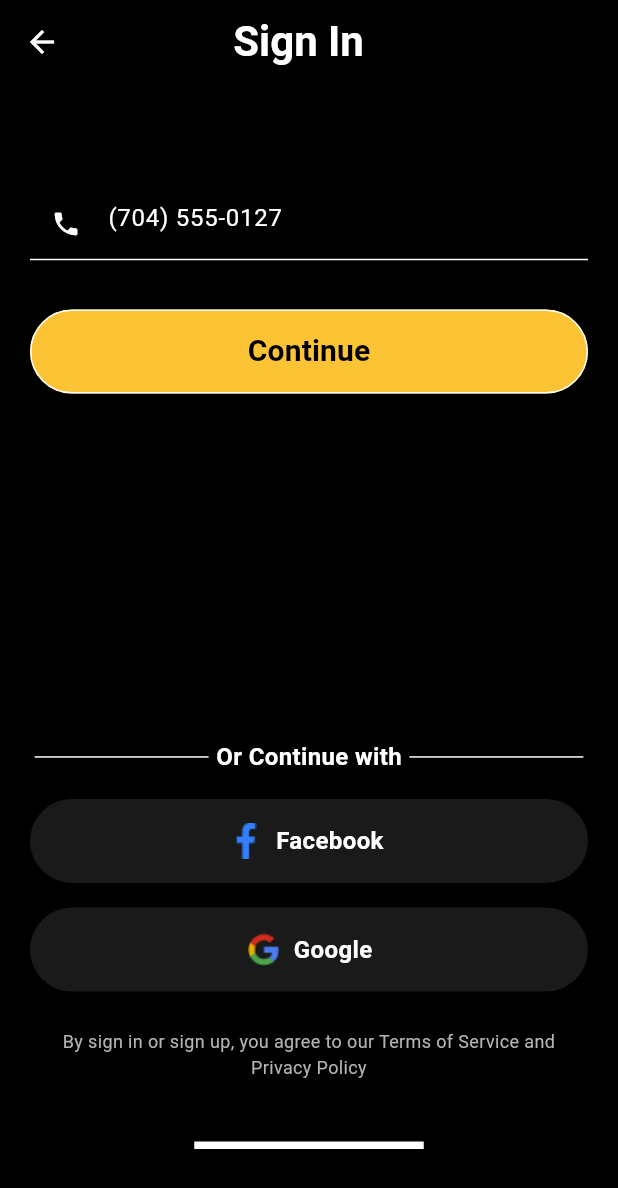
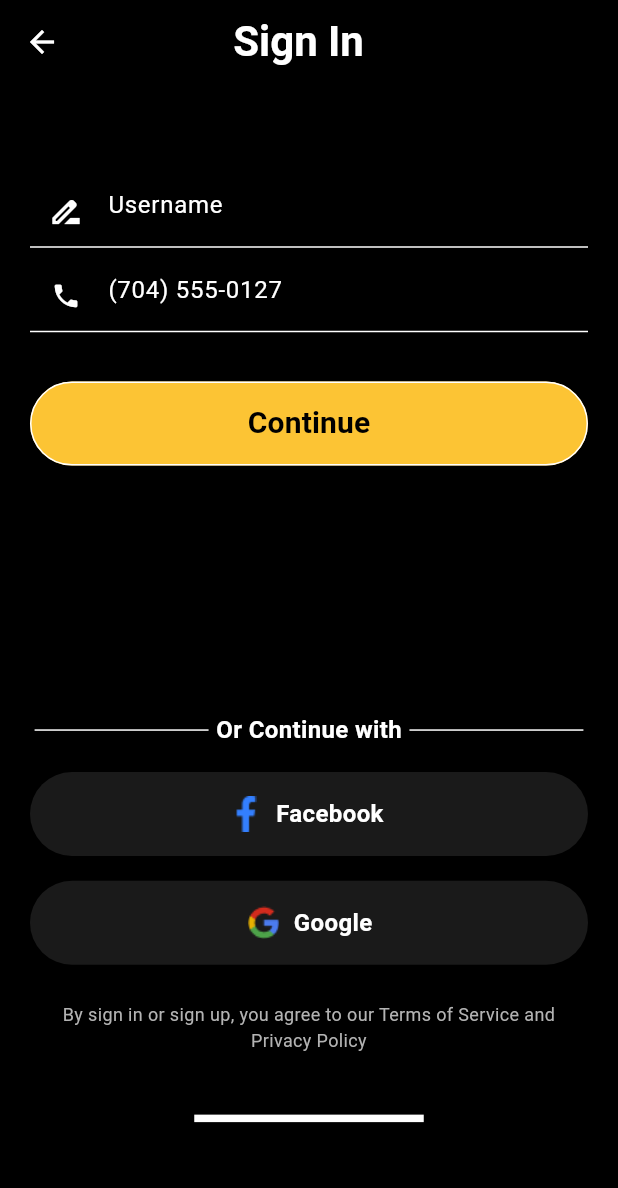
Before and after one commit to pitamchandra/movie-ticket-booking, a Flutter app: the SingIn screen opened directly, on a phone screen of 412 x 824 dp. Shown: the top 1188 px of the screen. Run offline on Flutter 3.47's test engine with Material 3 defaults, Android fonts, the phone set to English and light mode, and no system bars; our stand-ins replace flutter_rating, get, logger, pin_code_fields.

Commit message:
signin update

```diff
--- a/lib/core/constants/text/sign_in_text.dart
+++ b/lib/core/constants/text/sign_in_text.dart
@@ -3,6 +3,11 @@
   "continue": "Continue",
   "or_continue_with": "Or Continue with",
   "facebook": "Facebook ",
+  "username": "Username",
+  "7045550127": "(704) 555-0127",
+  "enter_your_username": "Enter your username",
+  "number_required": "Phone number is required",
+  "valid_phone_number": "Please enter a valid phone number (7-15 digits)",
   "google": "Google",
   "privacy_policy":
       "By sign in or sign up, you agree to our Terms of Service and Privacy Policy",
@@ -12,6 +17,11 @@
   "continue": "চালিয়ে যান",
   "or_continue_with": "অথবা চালিয়ে যান",
   "facebook": "ফেসবুক",
+  "username": "ব্যবহারকারীর নাম",
+  "7045550127": "(৭০৪) ৫৫৫-০১২৭",
+  "enter_your_username": "আপনার ব্যবহারকারীর নাম লিখুন",
+  "number_required": "ফোন নম্বর প্রয়োজন",
+  "valid_phone_number": "দয়া করে একটি বৈধ ফোন নম্বর লিখুন (৭-১৫ সংখ্যা)",
   "google": "গুগল",
   "privacy_policy":
       "সাইন ইন বা সাইন আপ করে, আপনি আমাদের পরিষেবার শর্তাবলী এবং গোপনীয়তা নীতিতে সম্মত হন।",
--- a/lib/core/constants/text/sign_up_text.dart
+++ b/lib/core/constants/text/sign_up_text.dart
@@ -1,6 +1,10 @@
 Map<String, String> signupTextEn = {
   "sign_up": "Sign up  ",
   "continue": "Continue",
+  "7045550127": "(704) 555-0127",
+  "enter_your_username": "Enter your username",
+  "number_required": "Phone number is required",
+  "valid_phone_number": "Please enter a valid phone number (7-15 digits)",
   "or_continue_with": "Or Continue with",
   "facebook": "Facebook ",
   "google": "Google",
@@ -10,6 +14,10 @@
 Map<String, String> signupTextBn = {
   "sign_up": "সাইন আপ করুন",
   "continue": "চালিয়ে যান",
+  "7045550127": "(৭০৪) ৫৫৫-০১২৭",
+  "enter_your_username": "আপনার ব্যবহারকারীর নাম লিখুন",
+  "number_required": "ফোন নম্বর প্রয়োজন",
+  "valid_phone_number": "দয়া করে একটি বৈধ ফোন নম্বর লিখুন (৭-১৫ সংখ্যা)",
   "or_continue_with": "অথবা চালিয়ে যান",
   "facebook": "ফেসবুক",
   "google": "গুগল",
--- a/lib/futures/auth/screens/sign_in.dart
+++ b/lib/futures/auth/screens/sign_in.dart
@@ -35,31 +35,45 @@
       ),
       body: Padding(
         padding: const EdgeInsets.only(top: 20, left: 20, right: 20),
+        child: Form(
+          key: _formKey,
           child: Column(
             children: [
               SizedBox(height: screenHeight * 0.05),
-
-            SizedBox(height: screenHeight * 0.01),
-            Form(
-              key: _formKey,
-              child: TextFormField(
+              TextFormField(
                 autovalidateMode: AutovalidateMode.onUserInteraction,
                 decoration: InputDecoration(
-                  hintText: "(704) 555-0127",
+                  hintText: "username".tr,
+                  prefixIcon: Icon(Icons.drive_file_rename_outline),
+                ),
+                // controller: ,
+                keyboardType: TextInputType.name,
+                validator: (value) {
+                  if (value == null || value.isEmpty) {
+                    return "enter_your_username".tr;
+                  }
+                  return null;
+                },
+              ),
+              SizedBox(height: screenHeight * 0.01),
+              TextFormField(
+                autovalidateMode: AutovalidateMode.onUserInteraction,
+                decoration: InputDecoration(
+                  hintText: "7045550127".tr,
                   prefixIcon: Icon(Icons.phone, size: 20),
                 ),
                 keyboardType: TextInputType.number,
                 validator: (String? value) {
                   if (value == null || value.isEmpty) {
-                    return "Phone number is required";
+                    return "number_required".tr;
                   } else if (!RegExp(r'^[0-9]{7,15}$').hasMatch(value)) {
-                    return "Please enter a valid phone number (7-15 digits)";
+                    return "valid_phone_number".tr;
                   } else {
                     return null;
                   }
                 },
               ),
-            ),
+
               SizedBox(height: screenHeight * 0.04),
               CustomButton(
                 buttonText: "continue".tr,
@@ -69,7 +83,7 @@
                 },
                 textColor: Colors.black,
               ),
-            SizedBox(height: screenHeight * 0.28),
+              SizedBox(height: screenHeight * 0.2),
               Row(
                 mainAxisAlignment: MainAxisAlignment.center,
                 children: [
@@ -132,6 +146,7 @@
             ],
           ),
         ),
+      ),
     );
   }
 }
--- a/lib/futures/auth/screens/sign_up.dart
+++ b/lib/futures/auth/screens/sign_up.dart
@@ -43,15 +43,15 @@
               child: TextFormField(
                 autovalidateMode: AutovalidateMode.onUserInteraction,
                 decoration: InputDecoration(
-                  hintText: "(704) 555-0127",
+                  hintText: "7045550127".tr,
                   prefixIcon: Icon(Icons.phone, size: 20),
                 ),
                 keyboardType: TextInputType.number,
                 validator: (String? value) {
                   if (value == null || value.isEmpty) {
-                    return "Phone number is required";
+                    return "enter_your_username".tr;
                   } else if (!RegExp(r'^[0-9]{7,15}$').hasMatch(value)) {
-                    return "Please enter a valid phone number (7-15 digits)";
+                    return "valid_phone_number".tr;
                   } else {
                     return null;
                   }
```
Lines whose indentation alone changed are shown as unchanged.
